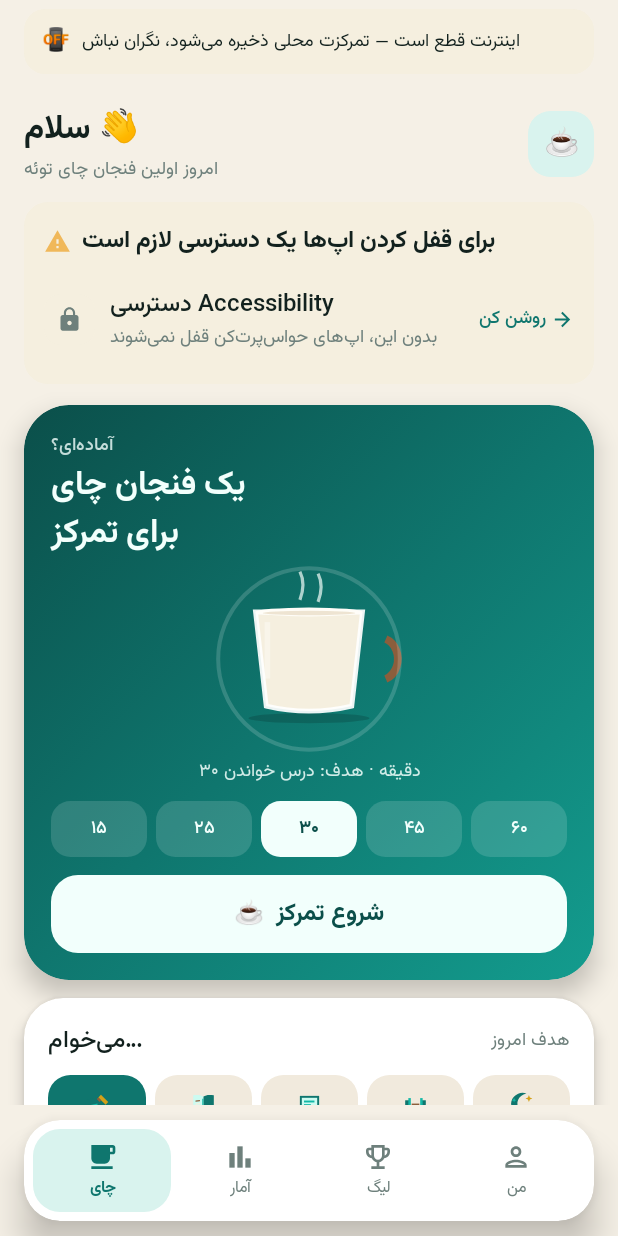
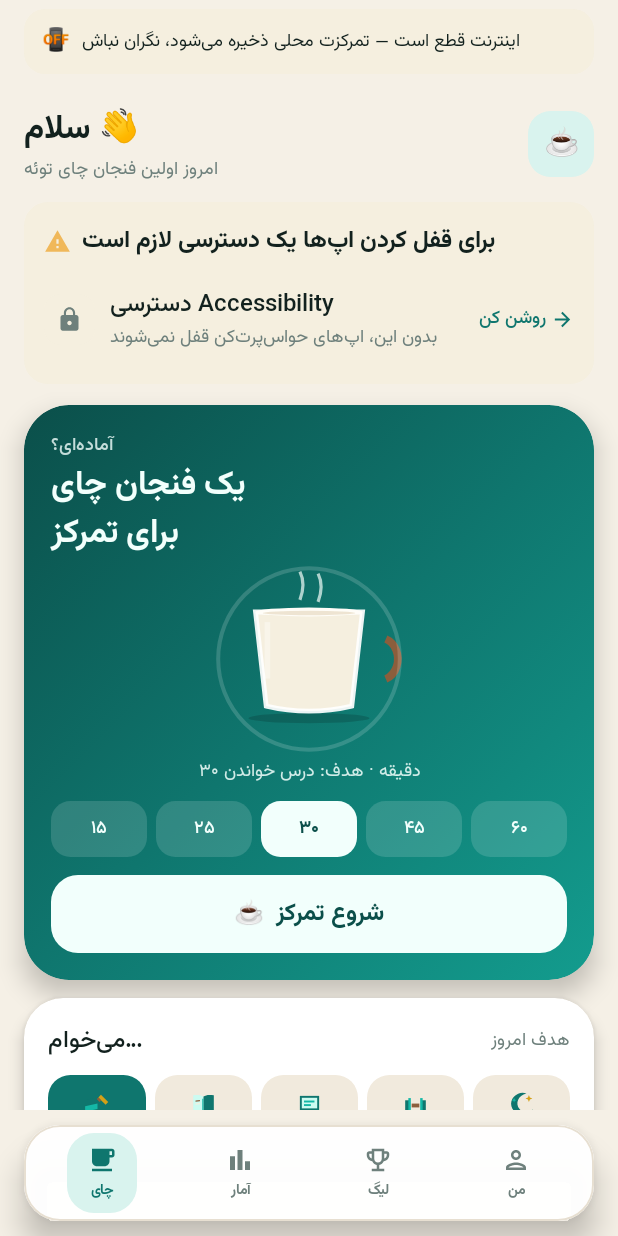
Before and after one commit to ABOLFAZL-SAMADI283/chai, an Android app built with Jetpack Compose: the screen it shows after launch (MainActivity), on a phone screen of 412 x 824 dp. Run offline under Robolectric (Android 15) with nearby library versions, the phone set to English and light mode, and no system bars; pictures from the network do not load.

Commit message:
v2.0.1 (code 8): real active-user counter (heartbeat, distinct anon), full logout (clears nickname/avatar + confirm dialog), league fixes (real rows incl. me, Persian digits, honest empty/small states), unified field colors (readable text), bottom bar matched to mockup

```diff
--- a/app/build.gradle.kts
+++ b/app/build.gradle.kts
@@ -12,8 +12,8 @@ android {
         applicationId = "ir.chai.focus"
         minSdk = 24
         targetSdk = 35
-        versionCode = 7
-        versionName = "2.0"
+        versionCode = 8
+        versionName = "2.0.1"
         resourceConfigurations += listOf("fa", "en")
 
         // TODO(ads): وقتی شبکهٔ تبلیغ انتخاب شد، این placeholderها و dependency تپسل فعال می‌شوند.
--- a/app/src/main/java/ir/chai/focus/MainActivity.kt
+++ b/app/src/main/java/ir/chai/focus/MainActivity.kt
@@ -194,7 +194,12 @@ fun ChaiApp(
     // اینترنت هست اگر یا سیستم بگوید وصل است، یا سرور خودش جواب داده باشد
     // (روی بعضی شبکه‌ها پرچم VALIDATED اشتباه false است ⇒ فقط به آن تکیه نمی‌کنیم)
     val online = netOnline || serverOk
-    var activeCount by remember { mutableIntStateOf(visits?.cachedActive() ?: 0) }
+    var activeCount by remember {
+        // کش فقط اگر تازه باشد — عدد کهنه نمایش داده نمی‌شود
+        mutableIntStateOf(
+            if (visits != null && visits.activeCacheAgeMs() < 5 * 60_000L) visits.cachedActive() else 0
+        )
+    }
     var todayOpens by remember { mutableIntStateOf(visits?.todayOpens ?: 0) }
     var leagueRows by remember { mutableStateOf(emptyList<LeagueRow>()) }
     var duels by remember { mutableStateOf(emptyList<Duel>()) }
@@ -232,8 +237,9 @@ fun ChaiApp(
 
     // ── بازدید، شمارندهٔ فعال و همگام‌سازی ──
     suspend fun tick() {
-        // heartbeat: هر دقیقه یک‌بار تا «همین الان فعال» ما را نشان بدهد
-        repo.logVisit(visits?.anonId ?: "anon", "app_open")
+        val anon = visits?.anonId ?: "anon"
+        // ضربان حضور: فقط یک ردیف برای هر کاربر — با این کار شمارنده «الکی» بالا نمی‌رود
+        repo.heartbeat(anon, session?.goal?.id ?: "app_open")
             .onSuccess { serverOk = true }
             .onFailure { serverOk = false }
 
@@ -247,6 +253,11 @@ fun ChaiApp(
             .onFailure { serverOk = false }
 
         if (serverOk && repo.isLoggedIn) sync.pushPending()
+    }
+
+    // ثبت بازدید سروری — فقط یک‌بار در هر باز شدن اپ (نه هر دقیقه)
+    LaunchedEffect(Unit) {
+        repo.logVisit(visits?.anonId ?: "anon", "app_open")
     }
 
     LaunchedEffect(netOnline) {
@@ -424,7 +435,7 @@ fun ChaiApp(
                                 scope.launch {
                                     repo.joinDailyChallenge("study", 30)
                                         .onSuccess { n ->
-                                            toast = "🎯 ثبت شد — $n نفر امروز شرکت کردند"
+                                            toast = "🎯 ثبت شد — ${faNum(n)} نفر امروز شرکت کردند"
                                             scope.launch { refreshLeague() }
                                         }
                                         .onFailure { toast = it.message ?: "خطا" }
@@ -785,7 +796,7 @@ fun HomeScreen(
             )
         }
 
-        // ── شمارندهٔ زنده ──
+        // ── شمارندهٔ زنده (فقط عدد واقعی؛ اگر یکی باشی، صادقانه می‌گوید) ──
         if (showActive && activeNow > 0) {
             Spacer(Modifier.height(12.dp))
             Row(
@@ -805,13 +816,18 @@ fun HomeScreen(
                 Spacer(Modifier.width(10.dp))
                 Column(Modifier.weight(1f)) {
                     Text(
-                        "همین الان ${faNum(activeNow)} نفر مثل تو تمرکز می‌کنن",
+                        if (activeNow > 1) "همین الان ${faNum(activeNow)} نفر مثل تو تمرکز می‌کنن"
+                        else "همین الان فقط تو بیداری و تمرکز می‌کنی",
                         style = MaterialTheme.typography.titleMedium,
                         color = Chai.Text
                     )
-                    Text("به جمع ما بپیوند", style = MaterialTheme.typography.bodySmall, color = Chai.Text2)
+                    Text(
+                        if (activeNow > 1) "به جمع ما بپیوند" else "قهوه‌ات را دم کن، بقیه هم می‌آیند",
+                        style = MaterialTheme.typography.bodySmall,
+                        color = Chai.Text2
+                    )
                 }
-                Text("👥", style = MaterialTheme.typography.titleLarge)
+                Text(if (activeNow > 1) "👥" else "☕", style = MaterialTheme.typography.titleLarge)
             }
         }
 
@@ -921,7 +937,7 @@ private fun appVersion(ctx: Context): String = try {
     val p = ctx.packageManager.getPackageInfo(ctx.packageName, 0)
     "نسخهٔ ${p.versionName}"
 } catch (e: Exception) {
-    "نسخهٔ ۲.۰"
+    "نسخهٔ ۲.۰.۱"
 }
 
 /** اشتراک‌گذاری گزارش تمرکز */
--- a/app/src/main/java/ir/chai/focus/auth/AuthRepository.kt
+++ b/app/src/main/java/ir/chai/focus/auth/AuthRepository.kt
@@ -45,8 +45,19 @@ class AuthRepository(private val context: Context) {
             .apply()
     }
 
+    /**
+     * خروج از حساب: همهٔ اطلاعات نشست پاک می‌شود (نه فقط توکن)،
+     * وگرنه صفحه دوباره همان نام و آواتار قبلی را نشان می‌دهد و به نظر می‌رسد خروج کار نکرده.
+     * کد بازیابی عمداً می‌ماند تا کاربر بتواند دوباره وارد شود.
+     */
     fun clearSession() {
-        prefs.edit().remove("access_token").remove("user_id").apply()
+        prefs.edit()
+            .remove("access_token")
+            .remove("user_id")
+            .remove("username")
+            .remove("nickname")
+            .remove("avatar")
+            .apply()
     }
 
     /**
@@ -230,11 +241,26 @@ class AuthRepository(private val context: Context) {
         }
     }
 
-    /** ثبت بازدید + heartbeat (برای شمارندهٔ «همین الان چند نفر فعال هستند») */
+    /** ثبت بازدید (فقط هنگام باز کردن اپ — یک‌بار) */
     suspend fun logVisit(anonId: String, goal: String): Result<Unit> = withContext(Dispatchers.IO) {
         try {
             val body = JSONObject().put("p_anon", anonId).put("p_goal", goal).toString()
             val res = request("rest/v1/rpc/log_visit", "POST", body, authed = false)
+            if (res.first) Result.success(Unit) else Result.failure(Exception(friendly(res.second)))
+        } catch (e: Exception) {
+            Result.failure(e)
+        }
+    }
+
+    /**
+     * ضربان حضور — هر دقیقه یک‌بار.
+     * این تابع بازدید را زیاد نمی‌کند و برای هر کاربر فقط یک ردیف نگه می‌دارد،
+     * پس شمارندهٔ «همین الان» آدم‌های واقعی را می‌شمارد نه تعداد باز شدن‌ها.
+     */
+    suspend fun heartbeat(anonId: String, goal: String): Result<Unit> = withContext(Dispatchers.IO) {
+        try {
+            val body = JSONObject().put("p_anon", anonId).put("p_goal", goal).toString()
+            val res = request("rest/v1/rpc/heartbeat", "POST", body, authed = false)
             if (res.first) Result.success(Unit) else Result.failure(Exception(friendly(res.second)))
         } catch (e: Exception) {
             Result.failure(e)
--- a/app/src/main/java/ir/chai/focus/auth/LoginScreen.kt
+++ b/app/src/main/java/ir/chai/focus/auth/LoginScreen.kt
@@ -61,6 +61,7 @@ import androidx.compose.ui.text.style.TextAlign
 import androidx.compose.ui.unit.dp
 import androidx.compose.ui.unit.sp
 import ir.chai.focus.ui.Chai
+import ir.chai.focus.ui.chaiFieldColors
 import ir.chai.focus.ui.ChaiLogo
 import ir.chai.focus.ui.LegalKind
 import kotlinx.coroutines.delay
@@ -298,6 +299,7 @@ fun LoginScreen(
                     }
                 },
                 shape = RoundedCornerShape(14.dp),
+                colors = chaiFieldColors(),
                 modifier = Modifier.fillMaxWidth()
             )
 
@@ -310,6 +312,7 @@ fun LoginScreen(
                     singleLine = true,
                     textStyle = MaterialTheme.typography.bodyLarge.copy(color = Chai.Text),
                     shape = RoundedCornerShape(14.dp),
+                    colors = chaiFieldColors(),
                     modifier = Modifier.fillMaxWidth()
                 )
                 if (suggestions.isNotEmpty()) {
@@ -350,6 +353,7 @@ fun LoginScreen(
                         }
                     },
                     shape = RoundedCornerShape(14.dp),
+                    colors = chaiFieldColors(),
                     modifier = Modifier.fillMaxWidth()
                 )
             }
--- a/app/src/main/java/ir/chai/focus/ui/ChaiBottomBar.kt
+++ b/app/src/main/java/ir/chai/focus/ui/ChaiBottomBar.kt
@@ -3,6 +3,7 @@ package ir.chai.focus.ui
 import androidx.compose.animation.animateColorAsState
 import androidx.compose.animation.core.tween
 import androidx.compose.foundation.background
+import androidx.compose.foundation.border
 import androidx.compose.foundation.clickable
 import androidx.compose.foundation.layout.Arrangement
 import androidx.compose.foundation.layout.Box
@@ -37,6 +38,7 @@ import androidx.compose.ui.graphics.Color
 import androidx.compose.ui.graphics.vector.ImageVector
 import androidx.compose.ui.text.font.FontWeight
 import androidx.compose.ui.unit.dp
+import androidx.compose.ui.unit.sp
 
 /** ۴ بخش اپ */
 enum class ChaiTab(
@@ -51,8 +53,9 @@ enum class ChaiTab(
 }
 
 /**
- * نوار پایین شناور (کپسولی) — هم‌سبک با موکاپ تأییدشده.
- * تب فعال یک کاشی سبز نرم می‌گیرد و آیکونش پر می‌شود.
+ * نوار پایین — دقیقاً مثل موکاپ تأییدشده:
+ * کپسول شناور ۶۴dp با گوشهٔ ۲۴dp، خط نازک دور آن، سایهٔ نرم،
+ * و تب فعال با کاشی سبز نرم + آیکون پر و رنگ سبز چای.
  */
 @Composable
 fun ChaiBottomBar(
@@ -69,19 +72,20 @@ fun ChaiBottomBar(
         Row(
             modifier = Modifier
                 .fillMaxWidth()
-                .shadow(14.dp, RoundedCornerShape(24.dp))
+                .height(64.dp)
+                .shadow(12.dp, RoundedCornerShape(24.dp), clip = false)
                 .clip(RoundedCornerShape(24.dp))
-                .background(Chai.Surface)
-                .padding(6.dp),
-            horizontalArrangement = Arrangement.SpaceBetween,
+                .background(Chai.Surface.copy(alpha = 0.97f))
+                .border(1.dp, Chai.Line, RoundedCornerShape(24.dp))
+                .padding(horizontal = 6.dp),
+            horizontalArrangement = Arrangement.SpaceAround,
             verticalAlignment = Alignment.CenterVertically
         ) {
             ChaiTab.entries.forEach { tab ->
                 TabItem(
                     tab = tab,
                     active = tab == current,
-                    onClick = { onSelect(tab) },
-                    modifier = Modifier.weight(1f)
+                    onClick = { onSelect(tab) }
                 )
             }
         }
@@ -92,39 +96,38 @@ fun ChaiBottomBar(
 private fun TabItem(
     tab: ChaiTab,
     active: Boolean,
-    onClick: () -> Unit,
-    modifier: Modifier = Modifier
+    onClick: () -> Unit
 ) {
     val tint by animateColorAsState(
         targetValue = if (active) Chai.Primary else Chai.Text2,
-        animationSpec = tween(200),
+        animationSpec = tween(180),
         label = "tabTint"
     )
     val bg by animateColorAsState(
         targetValue = if (active) Chai.Soft else Color.Transparent,
-        animationSpec = tween(200),
+        animationSpec = tween(180),
         label = "tabBg"
     )
 
     Column(
         horizontalAlignment = Alignment.CenterHorizontally,
-        modifier = modifier
+        modifier = Modifier
             .clip(RoundedCornerShape(18.dp))
             .background(bg)
             .clickable { onClick() }
-            .padding(vertical = 8.dp)
+            .padding(horizontal = 13.dp, vertical = 8.dp)
     ) {
         Icon(
             imageVector = if (active) tab.filled else tab.outlined,
             contentDescription = tab.title,
             tint = tint,
-            modifier = Modifier.size(21.dp)
+            modifier = Modifier.size(20.dp)
         )
-        Spacer(Modifier.height(2.dp))
+        Spacer(Modifier.height(3.dp))
         Text(
             text = tab.title,
-            style = MaterialTheme.typography.labelSmall,
-            fontWeight = if (active) FontWeight.Bold else FontWeight.Normal,
+            style = MaterialTheme.typography.labelSmall.copy(fontSize = 9.sp),
+            fontWeight = FontWeight.Bold,
             color = tint
         )
     }
--- a/app/src/main/java/ir/chai/focus/ui/SettingsScreen.kt
+++ b/app/src/main/java/ir/chai/focus/ui/SettingsScreen.kt
@@ -58,7 +58,7 @@ object About {
     const val DEVELOPER = "ابوالفضل صمدی"
     const val FROM = "اهل تهران"
     const val BORN = "متولد ۱۳۹۲"
-    const val VERSION = "نسخهٔ ۲.۰"
+    const val VERSION = "نسخهٔ ۲.۰.۱"
     const val NOTE = "سازندهٔ «چای» — اپ تمرکز برای فارسی‌زبانان."
 }
 
@@ -88,7 +88,7 @@ fun SettingsScreen(
     onReminderTimeChange: (Int, Int) -> Unit = { _, _ -> },
     showActive: Boolean = true,
     onShowActiveChange: (Boolean) -> Unit = {},
-    versionName: String = "نسخهٔ ۲.۰",
+    versionName: String = "نسخهٔ ۲.۰.۱",
     onExport: () -> Unit = {},
     onDeleteAll: () -> Unit = {},
     modifier: Modifier = Modifier
```
Also changed, not shown: app/src/main/java/ir/chai/focus/ui/FieldColors.kt (added, +34 -0 lines), app/src/main/java/ir/chai/focus/ui/Screens.kt (+67 -19 lines).
